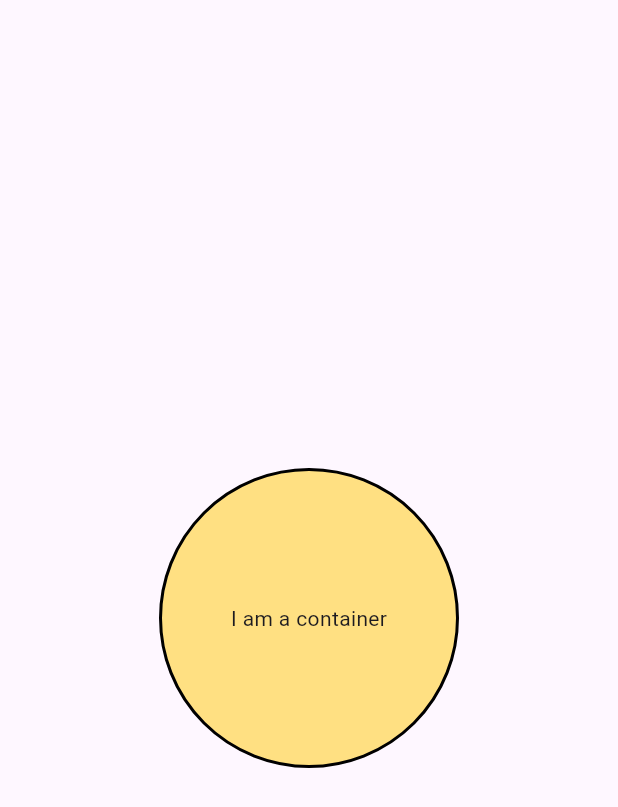
After one commit to adarshrwl/flutter_class_work, a Flutter app: the screen it shows after launch, on a phone screen of 412 x 824 dp. The commit adds this screen. Shown: the top 807 px of the screen. Run offline on Flutter 3.47's test engine with Material 3 defaults, Android fonts, the phone set to English and light mode, and no system bars.

Commit message:
circle and container

```diff
--- a/lib/app/app.dart
+++ b/lib/app/app.dart
@@ -1,6 +1,7 @@
 import 'package:flutter/material.dart';
 import 'package:flutter_application/screen/circle_screen.dart';
 import 'package:flutter_application/screen/col.dart';
+import 'package:flutter_application/screen/container_learn_screen.dart';
 import 'package:flutter_application/screen/dashboard_screen.dart';
 import 'package:flutter_application/screen/flutter_layout_screen.dart';
 import 'package:flutter_application/screen/mathematical_screen.dart';
@@ -14,7 +15,7 @@ class App extends StatelessWidget {
   Widget build(BuildContext context) {
     return const MaterialApp(
       debugShowCheckedModeBanner: false,
-      home: RadioButtonTry(),
+      home: ContainerScreen(),
     );
   }
 }
--- /dev/null
+++ b/lib/screen/container_learn_screen.dart
@@ -0,0 +1,30 @@
+import 'package:flutter/material.dart';
+
+class ContainerScreen extends StatelessWidget {
+  const ContainerScreen({super.key});
+
+  @override
+  Widget build(BuildContext context) {
+    return Scaffold(
+      body: SafeArea(
+        child: Center(
+          child: Container(
+            width: 200,
+            height: 200,
+            alignment: Alignment.center,
+            decoration: BoxDecoration(
+                shape: BoxShape.circle,
+                color: Colors.amber[200],
+                border: Border.all(
+                  color: Colors.black,
+                  width: 2,
+                )),
+            child: const Text(
+              "I am a container",
+            ),
+          ),
+        ),
+      ),
+    );
+  }
+}
```
